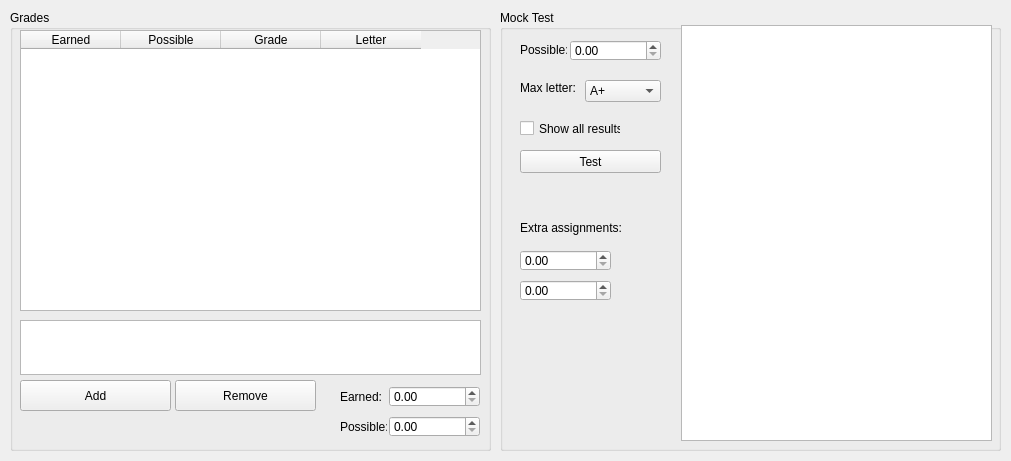
Qt form main.ui (AlexTheJPEG/grade-viewer) before a commit.
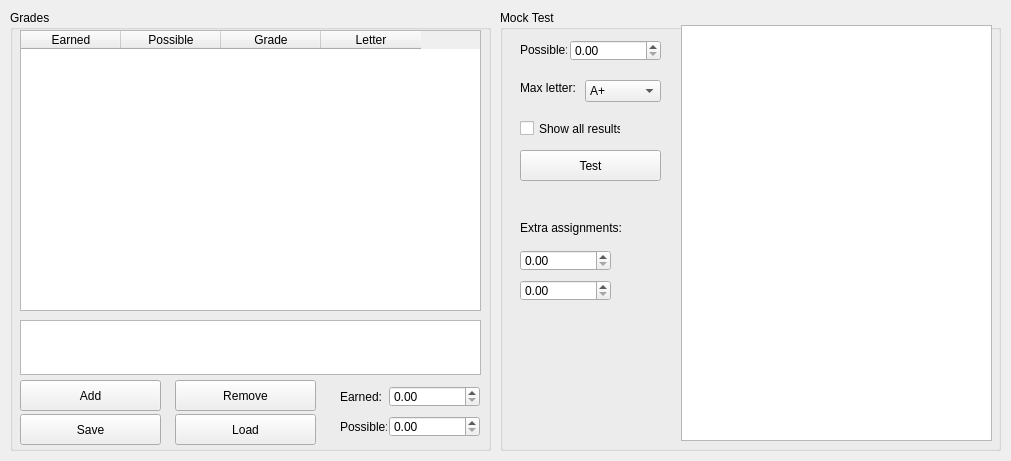
The same form after that commit.

Commit message: Add save and load buttons

What changed in the file:
```diff
--- a/main.ui
+++ b/main.ui
@@ -71,7 +71,7 @@
       <rect>
        <x>10</x>
        <y>370</y>
-       <width>151</width>
+       <width>141</width>
        <height>31</height>
       </rect>
      </property>
@@ -138,6 +138,32 @@
       <string>Possible:</string>
      </property>
     </widget>
+    <widget class="QPushButton" name="saveButton">
+     <property name="geometry">
+      <rect>
+       <x>10</x>
+       <y>404</y>
+       <width>141</width>
+       <height>31</height>
+      </rect>
+     </property>
+     <property name="text">
+      <string>Save</string>
+     </property>
+    </widget>
+    <widget class="QPushButton" name="addButton_3">
+     <property name="geometry">
+      <rect>
+       <x>165</x>
+       <y>404</y>
+       <width>141</width>
+       <height>31</height>
+      </rect>
+     </property>
+     <property name="text">
+      <string>Load</string>
+     </property>
+    </widget>
    </widget>
    <widget class="QGroupBox" name="mockTestBox">
     <property name="geometry">
@@ -157,7 +183,7 @@
        <x>20</x>
        <y>140</y>
        <width>141</width>
-       <height>23</height>
+       <height>31</height>
       </rect>
      </property>
      <property name="text">
```
The commit also changes 1 other file.
